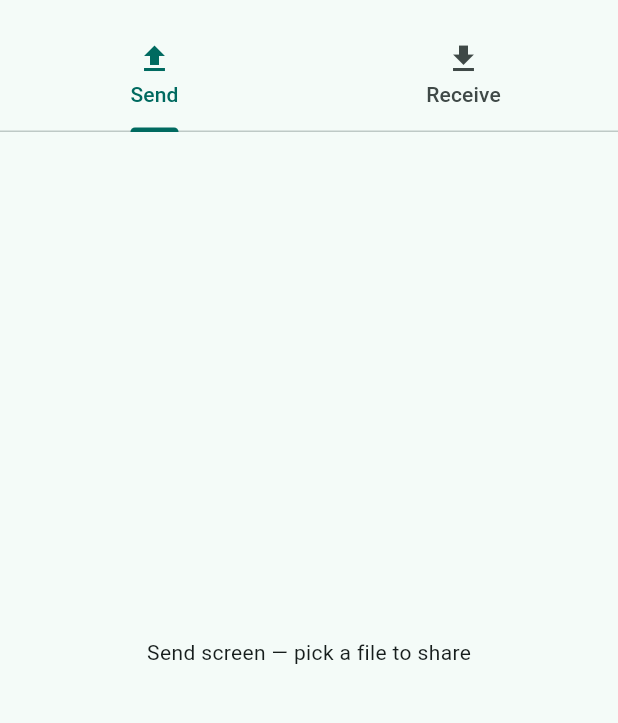
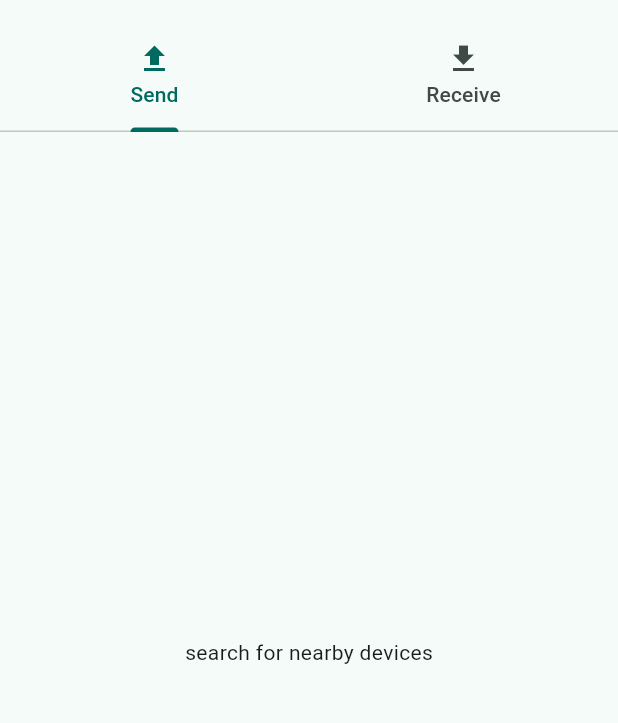
Before and after one commit to pamal29/WaveDrop, a Flutter app: the screen it shows after launch, on a phone screen of 412 x 824 dp, the part 63-786 px from its top. Run offline on Flutter 3.47's test engine with Material 3 defaults, Android fonts, the phone set to English and light mode, and no system bars.

Commit message:
send tab updated to get peer list

```diff
--- a/lib/main.dart
+++ b/lib/main.dart
@@ -1,4 +1,7 @@
+import 'dart:io';
 import 'package:flutter/material.dart';
+import 'services/discovery_service.dart';
+import 'models/peer.dart';
 
 void main() {
   runApp(const WavaShareApp());
@@ -49,12 +52,35 @@ class HomeScreen extends StatelessWidget {
 }
 
 class SendTab extends StatelessWidget {
+  final DiscoveryService discovery;
   const SendTab({super.key});
 
   @override
   Widget build(BuildContext context) {
-    return const Center(
-      child: Text('Send screen — pick a file to share'),
+    return StreamBuilder<List<Peer>>(
+      stream: discovery.peersStream,
+      initialData: const [],
+      builder: (context, snapshot) {
+        final peers = snapshot.data ?? [];
+        if (peers.isEmpty) {
+          return const Center(child: Text('search for nearby devices'));
+        }
+
+        return ListView.builder(
+          itemCount: peers.length,
+          itemBuilder: (context, index) {
+            final peer = peers[index];
+            return ListTile(
+              leading: const Icon(Icons.devices),
+              title: Text(peer.name),
+              subtitle: Text(peer.ip),
+              onTap: (){
+                // Handle peer selection
+              },
+            );
+          }
+        );
+      }
     );
   }
 }
```
Also changed, not shown: lib/services/discovery_service.dart (+5 -2 lines).
